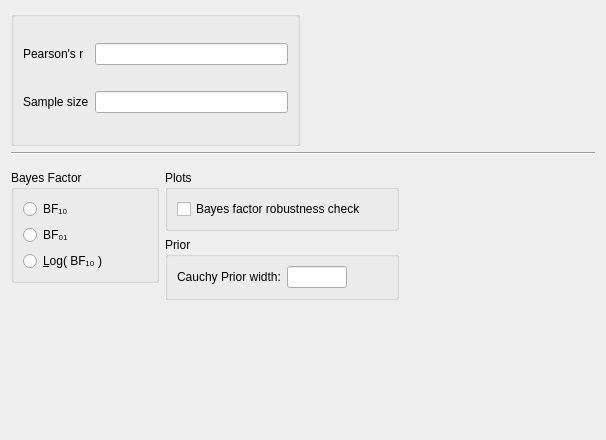
jasp-stats/jasp-desktop, file JASP-Desktop/analysisforms/correlationpairsbayesiansummarystatisticsform.ui: the form before one commit.
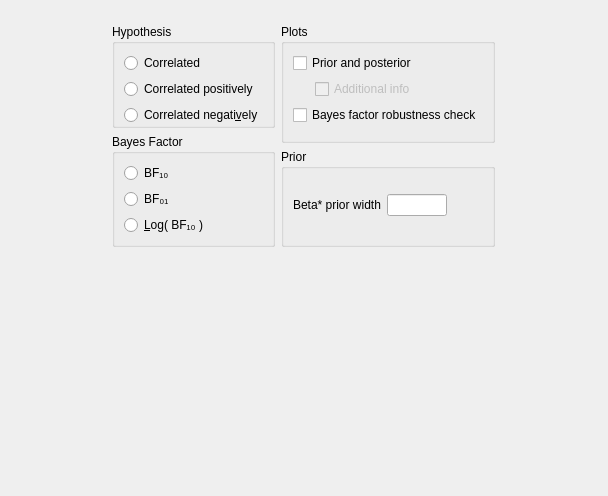
The form after the commit. Custom widgets are drawn as their Qt base class.

Commit message: modified correlation summStats ui

Patch:
```diff
--- a/JASP-Desktop/analysisforms/correlationpairsbayesiansummarystatisticsform.ui
+++ b/JASP-Desktop/analysisforms/correlationpairsbayesiansummarystatisticsform.ui
@@ -1,13 +1,13 @@
 <?xml version="1.0" encoding="UTF-8"?>
 <ui version="4.0">
- <class>CorrelationPairsBayesianSummaryStatisticsForm</class>
- <widget class="QWidget" name="CorrelationPairsBayesianSummaryStatisticsForm">
+ <class>CorrelationPairsBayesianSummaryStatistics</class>
+ <widget class="QWidget" name="CorrelationPairsBayesianSummaryStatistics">
   <property name="geometry">
    <rect>
     <x>0</x>
     <y>0</y>
-    <width>606</width>
-    <height>440</height>
+    <width>608</width>
+    <height>496</height>
    </rect>
   </property>
   <property name="sizePolicy">
@@ -19,185 +19,185 @@
   <property name="windowTitle">
    <string>Form</string>
   </property>
-  <layout class="QGridLayout" name="gridLayout_2">
+  <layout class="QGridLayout" name="gridLayout_7">
+   <property name="verticalSpacing">
+    <number>0</number>
+   </property>
    <item row="0" column="0">
-    <widget class="GroupBox" name="groupBox">
-     <property name="title">
-      <string/>
-     </property>
-     <layout class="QGridLayout" name="gridLayout_11">
-      <property name="topMargin">
-       <number>6</number>
-      </property>
-      <item row="1" column="3">
-       <widget class="QLabel" name="label">
-        <property name="text">
-         <string>Sample size</string>
-        </property>
-       </widget>
-      </item>
-      <item row="1" column="4">
-       <widget class="BoundTextBox" name="sampleSize"/>
-      </item>
-      <item row="0" column="3">
-       <widget class="QLabel" name="label_5">
-        <property name="text">
-         <string>Pearson's r</string>
-        </property>
-       </widget>
-      </item>
-      <item row="0" column="4">
-       <widget class="BoundTextBox" name="pearsonsR"/>
-      </item>
-     </layout>
-    </widget>
-   </item>
-   <item row="0" column="1">
-    <spacer name="horizontalSpacer">
-     <property name="orientation">
-      <enum>Qt::Horizontal</enum>
-     </property>
-     <property name="sizeHint" stdset="0">
-      <size>
-       <width>40</width>
-       <height>20</height>
-      </size>
-     </property>
-    </spacer>
-   </item>
-   <item row="1" column="0" colspan="2">
-    <widget class="Line" name="line">
-     <property name="orientation">
-      <enum>Qt::Horizontal</enum>
-     </property>
-    </widget>
-   </item>
-   <item row="2" column="0" colspan="2">
-    <widget class="QWidget" name="gridWidget" native="true">
+    <widget class="QWidget" name="options" native="true">
      <property name="sizePolicy">
-      <sizepolicy hsizetype="Fixed" vsizetype="Fixed">
+      <sizepolicy hsizetype="Fixed" vsizetype="Preferred">
        <horstretch>0</horstretch>
        <verstretch>0</verstretch>
       </sizepolicy>
      </property>
-     <layout class="QGridLayout" name="gridLayout">
+     <layout class="QGridLayout" name="gridLayout_3">
       <property name="leftMargin">
        <number>0</number>
       </property>
+      <property name="topMargin">
+       <number>13</number>
+      </property>
       <property name="rightMargin">
        <number>0</number>
       </property>
       <property name="bottomMargin">
        <number>0</number>
       </property>
-      <item row="0" column="0" rowspan="2">
+      <item row="0" column="0">
+       <widget class="QWidget" name="widget_2" native="true">
+        <layout class="QGridLayout" name="gridLayout_5">
+         <property name="leftMargin">
+          <number>0</number>
+         </property>
+         <property name="topMargin">
+          <number>0</number>
+         </property>
+         <property name="rightMargin">
+          <number>0</number>
+         </property>
+         <property name="bottomMargin">
+          <number>0</number>
+         </property>
+         <item row="0" column="0">
+          <widget class="BoundGroupBox" name="hypothesis">
+           <property name="title">
+            <string>Hypothesis</string>
+           </property>
+           <property name="flat">
+            <bool>true</bool>
+           </property>
+           <layout class="QGridLayout" name="gridLayout_9">
+            <property name="bottomMargin">
+             <number>0</number>
+            </property>
+            <item row="2" column="0">
+             <widget class="QRadioButton" name="_3oneTailedLessThan">
+              <property name="text">
+               <string>Correlated negati&amp;vely</string>
+              </property>
+             </widget>
+            </item>
+            <item row="1" column="0">
+             <widget class="QRadioButton" name="_2oneTailedGreaterThan">
+              <property name="text">
+               <string>Correlated positively</string>
+              </property>
+             </widget>
+            </item>
+            <item row="0" column="0">
+             <widget class="QRadioButton" name="_1twoTailed">
+              <property name="text">
+               <string>Correlated</string>
+              </property>
+             </widget>
+            </item>
+           </layout>
+          </widget>
+         </item>
+         <item row="1" column="0">
        <widget class="BoundGroupBox" name="bayesFactorType">
         <property name="title">
          <string>Bayes Factor</string>
         </property>
         <property name="flat">
-         <bool>false</bool>
+            <bool>true</bool>
         </property>
         <layout class="QGridLayout" name="gridLayout_13">
-         <item row="1" column="1">
-          <spacer name="horizontalSpacer_3">
-           <property name="orientation">
-            <enum>Qt::Horizontal</enum>
-           </property>
-           <property name="sizeHint" stdset="0">
-            <size>
-             <width>40</width>
-             <height>20</height>
-            </size>
-           </property>
-          </spacer>
-         </item>
          <item row="2" column="0">
           <widget class="QRadioButton" name="_3">
-           <property name="sizePolicy">
-            <sizepolicy hsizetype="Fixed" vsizetype="Fixed">
-             <horstretch>0</horstretch>
-             <verstretch>0</verstretch>
-            </sizepolicy>
-           </property>
            <property name="text">
             <string>&amp;Log( BF₁₀ )</string>
            </property>
           </widget>
          </item>
-         <item row="1" column="0">
-          <widget class="QRadioButton" name="_2">
-           <property name="sizePolicy">
-            <sizepolicy hsizetype="Fixed" vsizetype="Fixed">
-             <horstretch>0</horstretch>
-             <verstretch>0</verstretch>
-            </sizepolicy>
-           </property>
-           <property name="text">
-            <string>BF₀₁</string>
-           </property>
-          </widget>
-         </item>
          <item row="0" column="0">
           <widget class="QRadioButton" name="_1">
-           <property name="sizePolicy">
-            <sizepolicy hsizetype="Fixed" vsizetype="Fixed">
-             <horstretch>0</horstretch>
-             <verstretch>0</verstretch>
-            </sizepolicy>
-           </property>
            <property name="text">
             <string>BF₁₀</string>
            </property>
           </widget>
          </item>
+            <item row="1" column="0">
+             <widget class="QRadioButton" name="_2">
+              <property name="text">
+               <string>BF₀₁</string>
+              </property>
+             </widget>
+            </item>
+           </layout>
+          </widget>
+         </item>
         </layout>
        </widget>
       </item>
       <item row="0" column="1">
-       <widget class="BoundGroupBox" name="plotsGroup">
+       <widget class="QWidget" name="widget_3" native="true">
+        <layout class="QGridLayout" name="gridLayout_2">
+         <property name="leftMargin">
+          <number>0</number>
+         </property>
+         <property name="topMargin">
+          <number>0</number>
+         </property>
+         <property name="rightMargin">
+          <number>0</number>
+         </property>
+         <property name="bottomMargin">
+          <number>0</number>
+         </property>
+         <item row="0" column="0">
+          <widget class="GroupBox" name="plotsGroup">
         <property name="title">
          <string>Plots</string>
         </property>
         <layout class="QGridLayout" name="gridLayout_4">
-         <item row="0" column="0" colspan="2">
+            <item row="1" column="1" colspan="2">
+             <widget class="BoundCheckBox" name="plotPriorAndPosteriorAdditionalInfo">
+              <property name="enabled">
+               <bool>false</bool>
+              </property>
+              <property name="text">
+               <string>Additional info</string>
+              </property>
+             </widget>
+            </item>
+            <item row="0" column="0" colspan="3">
+             <widget class="BoundCheckBox" name="plotPriorAndPosterior">
+              <property name="text">
+               <string>Prior and posterior</string>
+              </property>
+             </widget>
+            </item>
+            <item row="2" column="0" colspan="3">
           <widget class="BoundCheckBox" name="plotBayesFactorRobustness">
-           <property name="sizePolicy">
-            <sizepolicy hsizetype="Fixed" vsizetype="Fixed">
-             <horstretch>0</horstretch>
-             <verstretch>0</verstretch>
-            </sizepolicy>
-           </property>
            <property name="text">
             <string>Bayes factor robustness check</string>
            </property>
           </widget>
          </item>
+            <item row="3" column="0">
+             <widget class="QWidget" name="widget_5" native="true">
+              <property name="maximumSize">
+               <size>
+                <width>16</width>
+                <height>16777215</height>
+               </size>
+              </property>
+             </widget>
+            </item>
         </layout>
        </widget>
       </item>
-      <item row="1" column="1" rowspan="2">
-       <widget class="BoundGroupBox" name="missingValues">
+         <item row="1" column="0">
+          <widget class="GroupBox" name="groupPrior">
         <property name="title">
          <string>Prior</string>
         </property>
-        <property name="flat">
-         <bool>false</bool>
-        </property>
-        <layout class="QGridLayout" name="gridLayout_3">
-         <item row="0" column="2">
-          <spacer name="horizontalSpacer_2">
-           <property name="orientation">
-            <enum>Qt::Horizontal</enum>
-           </property>
-           <property name="sizeHint" stdset="0">
-            <size>
-             <width>40</width>
-             <height>20</height>
-            </size>
-           </property>
-          </spacer>
-         </item>
+           <layout class="QGridLayout" name="gridLayout_11">
+            <property name="topMargin">
+             <number>6</number>
+            </property>
          <item row="0" column="1">
           <widget class="BoundTextBox" name="priorWidth">
            <property name="minimumSize">
@@ -215,43 +215,46 @@
           </widget>
          </item>
          <item row="0" column="0">
-          <widget class="QLabel" name="label_2">
+             <widget class="QLabel" name="label">
            <property name="text">
-            <string>Cauchy Prior width:</string>
+               <string>Beta* prior width</string>
            </property>
           </widget>
          </item>
-        </layout>
-       </widget>
-      </item>
-      <item row="2" column="0" rowspan="2">
-       <spacer name="verticalSpacer_2">
+            <item row="0" column="2">
+             <spacer name="horizontalSpacer_2">
         <property name="orientation">
-         <enum>Qt::Vertical</enum>
+               <enum>Qt::Horizontal</enum>
         </property>
         <property name="sizeHint" stdset="0">
          <size>
-          <width>84</width>
-          <height>145</height>
+                <width>0</width>
+                <height>20</height>
          </size>
         </property>
        </spacer>
       </item>
-      <item row="3" column="1">
-       <spacer name="verticalSpacer">
+           </layout>
+          </widget>
+         </item>
+        </layout>
+       </widget>
+      </item>
+     </layout>
+    </widget>
+   </item>
+   <item row="1" column="0">
+    <spacer name="verticalSpacer_4">
         <property name="orientation">
          <enum>Qt::Vertical</enum>
         </property>
         <property name="sizeHint" stdset="0">
          <size>
-          <width>116</width>
-          <height>129</height>
+       <width>20</width>
+       <height>40</height>
          </size>
         </property>
        </spacer>
-      </item>
-     </layout>
-    </widget>
    </item>
   </layout>
  </widget>
```
Left out of the diff: 19 changed lines with no effect on the pictures. Lines whose indentation alone changed are shown as unchanged.
